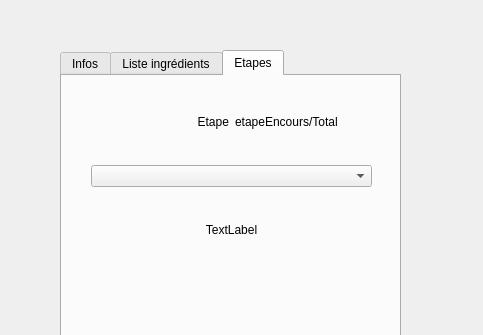
Old version of the form mainwindow.ui in the repository GridexX/Lecteur-Recette-JSON; both pictures show x 0 to 483 and y 0 to 335 of the 800 by 600 pixel window.
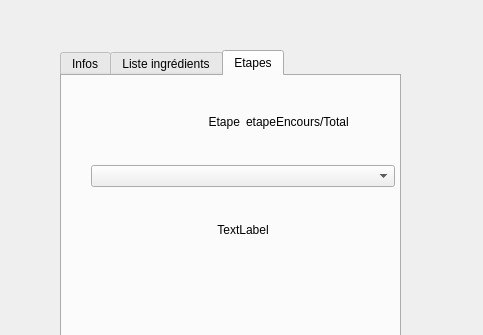
New version of the form.

Patch:
```diff
--- a/mainwindow.ui
+++ b/mainwindow.ui
@@ -155,7 +155,7 @@
        <rect>
         <x>29</x>
         <y>9</y>
-        <width>281</width>
+        <width>304</width>
         <height>181</height>
        </rect>
       </property>
```
Left out of the diff: 8 changed lines with no effect on the pictures.
